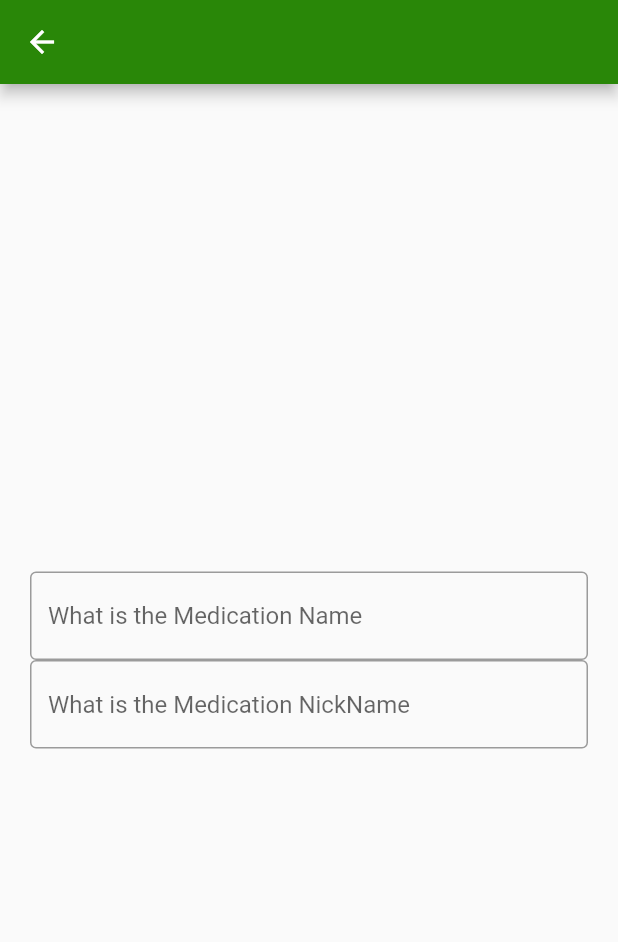
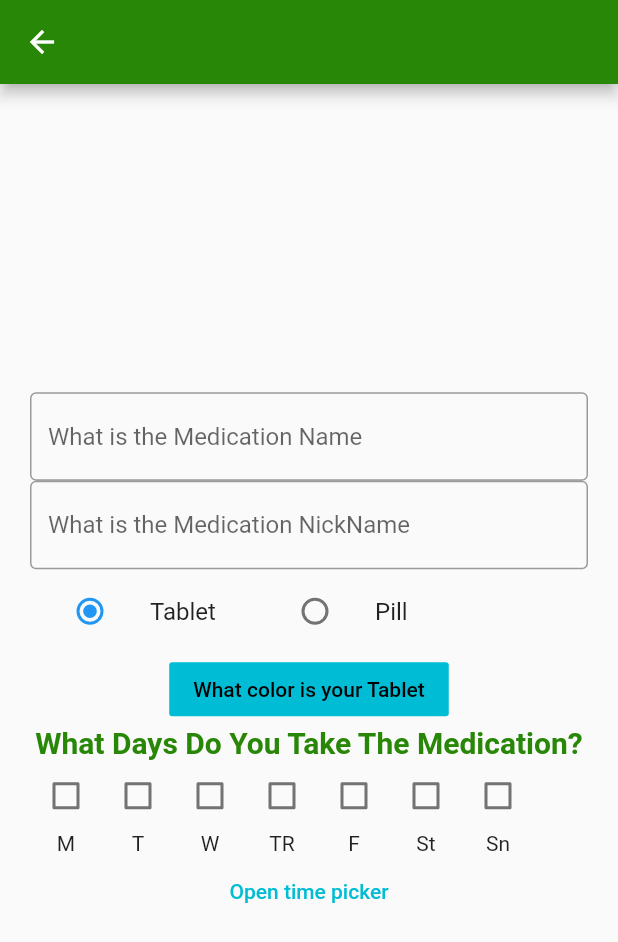
Before and after one commit to moahmmed199898/MedicalReminder, a Flutter app: the screen it shows after launch, on a phone screen of 412 x 824 dp. Shown: the top 942 px of the screen. Run offline on Flutter 3.47's test engine with Material 2 defaults, Android fonts, the phone set to English and light mode, and no system bars; our stand-ins replace firebase_auth, firebase_core, flutter_signin_button, font_awesome_flutter, google_sign_in; missing offline and left inert: day_night_time_picker, o_color_picker; accounts and stored records are empty.

Commit message:
Working on the AddPage

```diff
--- /dev/null
+++ b/lib/Components/Color_Picker.dart
@@ -0,0 +1,39 @@
+import 'package:flutter/material.dart';
+import 'package:o_color_picker/o_color_picker.dart';
+
+class ColorPicker extends StatefulWidget {
+  String title;
+  void Function(Color) callback;
+  ColorPicker(this.title, this.callback);
+  @override
+  _ColorPicker createState() => _ColorPicker();
+}
+
+class _ColorPicker extends State<ColorPicker> {
+
+  Color selectedColor = Colors.cyan;
+  @override
+  Widget build(BuildContext context) {
+    return FlatButton(
+              color: selectedColor,
+              textColor: Colors.black,
+              child: Text(widget.title),
+              onPressed: () => showDialog<void>(
+                context: context,
+                builder: (_) => Material(
+                  child: OColorPicker(
+                    selectedColor: selectedColor,
+                    colors: primaryColorsPalette,
+                    onColorChange: (color) {
+                      setState(() {
+                        selectedColor = color;
+                      });
+                      Navigator.of(context).pop();
+                      widget.callback(color);
+                    },
+                  ),
+                ),
+              ),
+            );
+  }
+}
--- /dev/null
+++ b/lib/Components/DaysPicker/Vertical_Checkbox_Tile.dart
@@ -0,0 +1,30 @@
+import 'package:flutter/material.dart';
+
+class VerticalCheckBoxTile extends StatefulWidget {
+  final void Function(bool) callback;
+  final String title;
+  VerticalCheckBoxTile(this.title, this.callback);
+
+  _VerticalCheckBoxTile createState() => _VerticalCheckBoxTile();
+}
+
+class _VerticalCheckBoxTile extends State<VerticalCheckBoxTile> {
+  bool _value = false;
+
+  void onChangeStateHandler(bool value) {
+    widget.callback(value);
+    setState(() {
+      _value = value;
+    });
+  }
+  @override
+  Widget build(BuildContext context) {
+    return Column(
+      children: [
+        Checkbox(tristate: false, value: _value, onChanged: onChangeStateHandler,),
+        Text(widget.title),
+      ],
+    );
+  }
+
+}
--- /dev/null
+++ b/lib/Components/Days_Picker.dart
@@ -0,0 +1,34 @@
+import 'package:flutter/material.dart';
+
+import 'DaysPicker/Vertical_Checkbox_Tile.dart';
+
+class DaysPicker extends StatefulWidget{
+  final void Function(List<String>) callback;
+  DaysPicker(this.callback);
+
+  List<String> _days = new List<String>();
+  @override
+ _DaysPicker createState() => _DaysPicker();
+}
+
+class _DaysPicker extends State<DaysPicker> {
+  final List<String> weekDays = ["M", "T", "W", "TR", "F", "St", "Sn"];
+
+  void onChangeHandler(String day, bool checked) {
+    if(checked) {
+      widget._days.add(day);
+    } else {
+      widget._days.remove(day);
+    }
+    widget.callback(widget._days);
+  }
+  @override
+  Widget build(BuildContext context) {
+    return Flex(
+          direction: Axis.horizontal,
+          children:  weekDays.map((e) => VerticalCheckBoxTile(e, (value)=>onChangeHandler(e,value))).toList()
+      );
+
+  }
+
+}
--- a/lib/Pages/Add_Page.dart
+++ b/lib/Pages/Add_Page.dart
@@ -1,4 +1,9 @@
 import 'package:flutter/material.dart';
+import 'package:day_night_time_picker/day_night_time_picker.dart';
+
+
+import 'package:medical_reminder/Components/Color_Picker.dart';
+import 'package:medical_reminder/Components/Days_Picker.dart';
 import 'package:medical_reminder/Components/Input_Box.dart';
 
 class AddPage extends StatefulWidget {
@@ -10,7 +15,31 @@ class _AddPage extends State<AddPage> {
   String _medicationName;
   String _medNickName;
   Color _medColor;
+  String _medType = "Tablet";
+  List<String> _medDays;
+  TimeOfDay _time = TimeOfDay(hour: 8, minute: 0);
 
+  void _colorPickerOnChangeHandler(Color color) {
+    setState(() {
+      _medColor = color;
+    });
+  }
+
+  void _radioOnChangeHandler(String string) {
+    setState(() {
+      _medType = string;
+    });
+  }
+
+  void _onDayCheckedHandler(List<String> days) {
+    _medDays = days;
+  }
+
+  void _onTimeChangedHandler(TimeOfDay time) {
+    setState(() {
+      _time = time;
+    });
+  }
 
 
   @override
@@ -26,6 +55,7 @@ class _AddPage extends State<AddPage> {
         ),
         body: Center(
           child: SingleChildScrollView(
+
               child: Container(
                   margin: EdgeInsets.all(20),
                   child: Column(
@@ -34,10 +64,53 @@ class _AddPage extends State<AddPage> {
                         InputBox("What is the Medication NickName", (String string) => print(string)),
                         Row(
                           children: [
+                            Container(
+                              width: 150,
+                              child: ListTile(
+                                title: Text("Tablet"),
+                                leading: Radio(
+                                  value: "Tablet",
+                                  groupValue: _medType,
+                                  onChanged: _radioOnChangeHandler,
+                                ),
+                              ),
+                            ),
+                            Container(
+                              width: 200,
+                              child: ListTile(
+                                title: Text("Pill"),
+                                leading: Radio(
+                                  value: "Pill",
+                                  groupValue: _medType,
+                                  onChanged: _radioOnChangeHandler,
+                                ),
+                              ),
+                            )
+                          ],
+                        ),
+                        ColorPicker("What color is your $_medType", _colorPickerOnChangeHandler),
+                        Text("What Days Do You Take The Medication?", style: TextStyle(color: Color.fromRGBO(41, 135, 8, 1), fontWeight: FontWeight.bold, fontSize: 20)),
+                        DaysPicker(_onDayCheckedHandler),
+                        FlatButton(
+                          onPressed: () {
+                            Navigator.of(context).push(
+                              showPicker(
+                                context: context,
+                                value: _time,
+                                onChange: _onTimeChangedHandler,
+                              ),
+                            );
+                          },
+                          child: Text(
+                            "Open time picker",
+                            style: TextStyle(color: Colors.cyan),
+                          ),
+                        ),
 
-                          ],
-                        )
-                      ]
+                      ],
+
+
+
                   )
               )
           ),
--- a/pubspec.yaml
+++ b/pubspec.yaml
@@ -29,6 +29,8 @@ dependencies:
   google_sign_in: "^4.5.1"
   font_awesome_flutter: "^8.10.0"
   flutter_signin_button: "^1.1.0"
+  o_color_picker: "^0.1.0"
+  day_night_time_picker: "0.3.0"
 
 
   # The following adds the Cupertino Icons font to your application.
```
Also changed, not shown: pubspec.lock.
